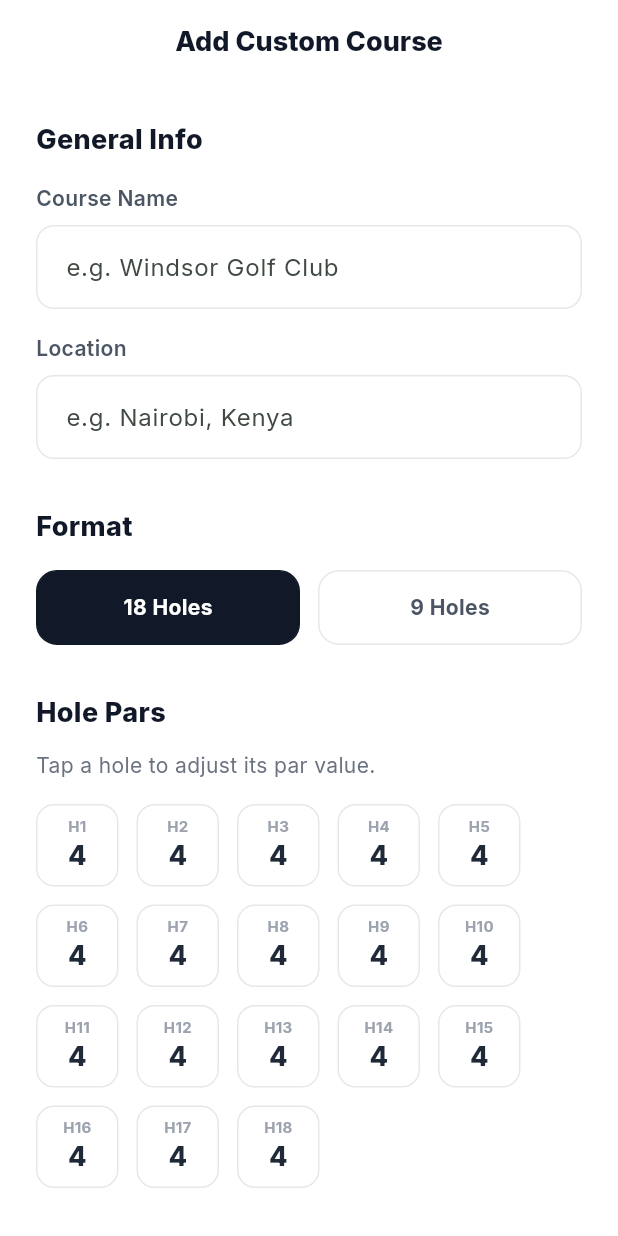
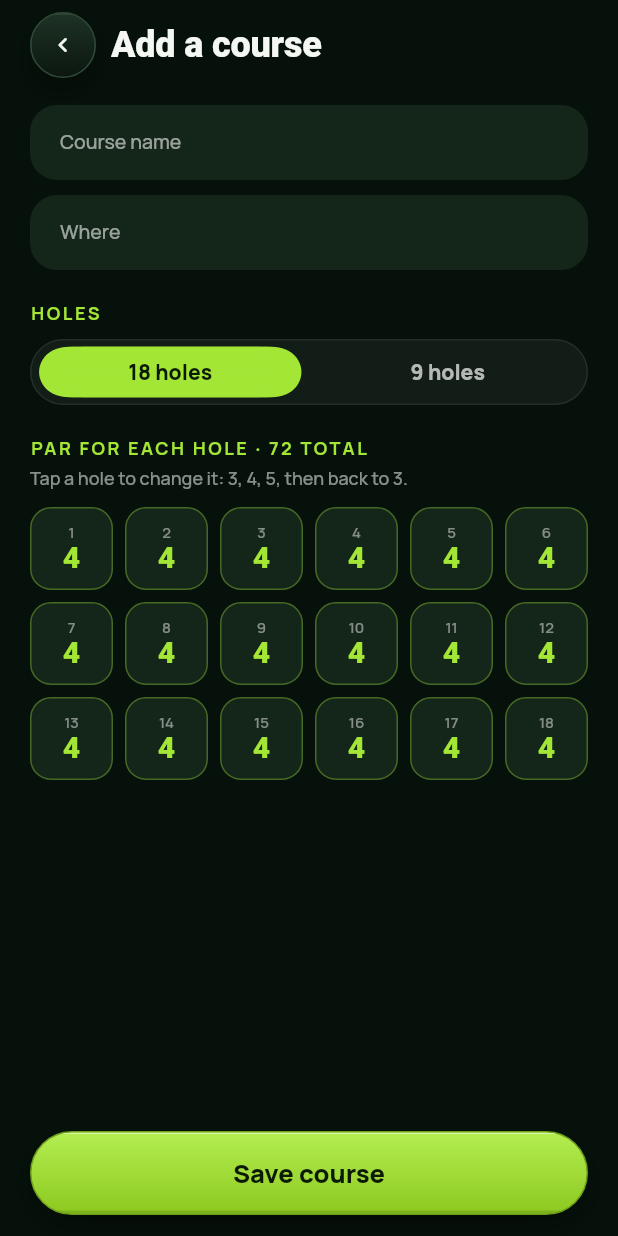
Before and after one commit to Asta39/scorecaddie-app, a Flutter app: the AddCourseScreen screen opened by its route, on a phone screen of 412 x 824 dp. Run offline on Flutter 3.47's test engine with Material 3 defaults, Android fonts, the phone set to English and light mode, and no system bars; our stand-ins replace connectivity_plus, drift, fl_chart, flutter_animate, flutter_dotenv, flutter_local_notifications and 17 more; missing offline and left inert: add_2_calendar, mobile_scanner, onesignal_flutter, pdfx, record; accounts and stored records are empty; generated files the repository leaves out were written again; network calls fail; Roboto replaces fonts that are missing (SourGummy).

Commit message:
feat(round): dark add-course screen; tap a hole to cycle its par
Co-Authored-By: Claude Opus 5.5 <noreply@anthropic.com>

```diff
--- a/lib/screens/scorecard/add_course_screen.dart
+++ b/lib/screens/scorecard/add_course_screen.dart
@@ -4,7 +4,10 @@ import 'package:flutter_riverpod/flutter_riverpod.dart';
 import 'package:go_router/go_router.dart';
 import 'package:uuid/uuid.dart';
 import 'package:drift/drift.dart' as drift;
-import '../../core/theme/app_theme.dart';
+import 'package:flutter/services.dart';
+import '../onboarding/ob_app.dart';
+import '../onboarding/ob_forms.dart';
+import '../onboarding/ob_style.dart';
 import '../../providers/app_providers.dart';
 import '../../core/database/database.dart';
 import '../../widgets/top_notification.dart';
@@ -102,198 +105,120 @@ class _AddCourseScreenState extends ConsumerState<AddCourseScreen> {
   }
 
   @override
+  @override
   Widget build(BuildContext context) {
+    final par = _holePars.fold(0, (a, b) => a + b);
     return Scaffold(
-      appBar: AppBar(
-        elevation: 0,
-        scrolledUnderElevation: 0,
-        title: const Text('Add Custom Course', style: TextStyle(fontWeight: FontWeight.w800)),
-        centerTitle: true,
-      ),
-      body: SingleChildScrollView(
-        padding: const EdgeInsets.all(24),
+      backgroundColor: Ob.bg,
+      body: DefaultTextStyle(
+        style: Ob.textBase,
+        child: SafeArea(
+          bottom: false,
           child: Form(
             key: _formKey,
-          child: Column(
-            crossAxisAlignment: CrossAxisAlignment.start,
+            child: Column(children: [
+              Expanded(
+                child: ListView(
+                  physics: const BouncingScrollPhysics(),
+                  padding: const EdgeInsets.fromLTRB(20, 8, 20, 24),
                   children: [
-              _buildSectionTitle('General Info'),
-              const SizedBox(height: 16),
-              _buildTextField(
+                    ObTopBar('Add a course', onBack: () => context.pop()),
+                    const SizedBox(height: 18),
+                    TextFormField(
                       controller: _nameController,
-                label: 'Course Name',
-                hint: 'e.g. Windsor Golf Club',
-                validator: (v) => v == null || v.isEmpty ? 'Please enter a name' : null,
+                      cursorColor: Ob.lime,
+                      textCapitalization: TextCapitalization.words,
+                      style: Ob.body(15, weight: FontWeight.w700),
+                      decoration: obInput('Course name', hint: 'Windsor Golf Club'),
+                      validator: (v) => v == null || v.trim().isEmpty ? 'Needs a name' : null,
                     ),
-              const SizedBox(height: 16),
-              _buildTextField(
+                    const SizedBox(height: 10),
+                    TextFormField(
                       controller: _locationController,
-                label: 'Location',
-                hint: 'e.g. Nairobi, Kenya',
+                      cursorColor: Ob.lime,
+                      textCapitalization: TextCapitalization.words,
+                      style: Ob.body(15, weight: FontWeight.w700),
+                      decoration: obInput('Where', hint: 'Nairobi'),
                     ),
-
-              const SizedBox(height: 32),
-              _buildSectionTitle('Format'),
-              const SizedBox(height: 16),
-              Row(
-                children: [
-                  Expanded(
-                    child: _SegmentButton(
-                      label: '18 Holes',
-                      isSelected: _totalHoles == 18,
-                      onTap: () => _updateHoleCount(18),
+                    const SizedBox(height: 20),
+                    const ObEyebrow('Holes'),
+                    const SizedBox(height: 10),
+                    ObGooSegmented<int>(options: const [(18, '18 holes'), (9, '9 holes')], selected: _totalHoles, onChanged: _updateHoleCount),
+                    const SizedBox(height: 20),
+                    ObEyebrow('Par for each hole · $par total'),
+                    const SizedBox(height: 4),
+                    Text('Tap a hole to change it: 3, 4, 5, then back to 3.', style: Ob.body(12, color: Ob.creamA(.55))),
+                    const SizedBox(height: 12),
+                    GridView.builder(
+                      shrinkWrap: true,
+                      physics: const NeverScrollableScrollPhysics(),
+                      gridDelegate: const SliverGridDelegateWithFixedCrossAxisCount(crossAxisCount: 6, mainAxisSpacing: 8, crossAxisSpacing: 8),
+                      itemCount: _totalHoles,
+                      itemBuilder: (_, i) {
+                        final p = _holePars[i];
+                        final c = p == 3 ? const Color(0xFF7DD3FC) : (p == 5 ? const Color(0xFFF5C531) : Ob.lime);
+                        return Semantics(
+                          button: true,
+                          label: 'Hole ${i + 1}, par $p',
+                          child: GestureDetector(
+                            onTap: () {
+                              HapticFeedback.selectionClick();
+                              setState(() => _holePars[i] = p >= 5 ? 3 : p + 1);
+                            },
+                            onLongPress: () => _showParPicker(i),
+                            child: Container(
+                              decoration: BoxDecoration(color: Ob.cardFill, borderRadius: BorderRadius.circular(14), border: Border.all(color: c.withValues(alpha: .35))),
+                              child: Column(mainAxisAlignment: MainAxisAlignment.center, children: [
+                                Text('${i + 1}', style: Ob.body(10, color: Ob.creamA(.5))),
+                                Text('$p', style: Ob.display(20, color: c, height: 1.1)),
+                              ]),
                             ),
                           ),
-                  const SizedBox(width: 12),
-                  Expanded(
-                    child: _SegmentButton(
-                      label: '9 Holes',
-                      isSelected: _totalHoles == 9,
-                      onTap: () => _updateHoleCount(9),
-                    ),
+                        );
+                      },
                     ),
                   ],
                 ),
-
-              const SizedBox(height: 32),
-              _buildSectionTitle('Hole Pars'),
-              const SizedBox(height: 12),
-              const Text('Tap a hole to adjust its par value.', style: TextStyle(color: AppColors.grey500)),
-              const SizedBox(height: 16),
-
-              Wrap(
-                spacing: 12,
-                runSpacing: 12,
-                children: List.generate(_totalHoles, (index) {
-                  return GestureDetector(
-                    onTap: () => _showParPicker(index),
-                    child: Container(
-                      width: 55,
-                      height: 55,
-                      decoration: BoxDecoration(
-                        color: AppColors.white,
-                        borderRadius: BorderRadius.circular(12),
-                        border: Border.all(color: AppColors.grey200),
               ),
-                      child: Column(
-                        mainAxisAlignment: MainAxisAlignment.center,
-                        children: [
-                          Text('H${index + 1}', style: const TextStyle(fontSize: 10, color: AppColors.grey400, fontWeight: FontWeight.bold)),
-                          Text('${_holePars[index]}', style: const TextStyle(fontSize: 18, fontWeight: FontWeight.w800, color: AppColors.grey800)),
-                        ],
+              Padding(
+                padding: EdgeInsets.fromLTRB(20, 10, 20, 14 + MediaQuery.of(context).padding.bottom),
+                child: SizedBox(
+                  width: double.infinity,
+                  child: ObButton(
+                    onPressed: _isSaving ? null : _saveCourse,
+                    child: Text(_isSaving ? 'Saving…' : 'Save course', style: Ob.label(17, weight: FontWeight.w800)),
                   ),
                 ),
-                  );
-                }),
               ),
-
-              const SizedBox(height: 48),
-              SizedBox(
-                width: double.infinity,
-                height: 56,
-                child: FilledButton(
-                  onPressed: _isSaving ? null : _saveCourse,
-                  style: FilledButton.styleFrom(
-                    backgroundColor: AppColors.emerald700,
-                    shape: RoundedRectangleBorder(borderRadius: BorderRadius.circular(16)),
-                  ),
-                  child: _isSaving
-                      ? const CircularProgressIndicator(color: AppColors.white)
-                      : const Text('Save Course', style: TextStyle(fontSize: 17, fontWeight: FontWeight.w700)),
-                ),
-              ),
-            ],
+            ]),
           ),
         ),
       ),
     );
   }
 
-  Widget _buildSectionTitle(String title) {
-    return Text(title, style: const TextStyle(fontSize: 18, fontWeight: FontWeight.w800, color: AppColors.grey900));
-  }
-
-  Widget _buildTextField({required TextEditingController controller, required String label, String? hint, String? Function(String?)? validator}) {
-    return Column(
-      crossAxisAlignment: CrossAxisAlignment.start,
-      children: [
-        Text(label, style: const TextStyle(fontSize: 14, fontWeight: FontWeight.w600, color: AppColors.grey600)),
-        const SizedBox(height: 8),
-        TextFormField(
-          controller: controller,
-          validator: validator,
-          decoration: InputDecoration(
-            hintText: hint,
-            filled: true,
-            fillColor: AppColors.white,
-            contentPadding: const EdgeInsets.symmetric(horizontal: 16, vertical: 16),
-            border: OutlineInputBorder(borderRadius: BorderRadius.circular(12), borderSide: const BorderSide(color: AppColors.grey200)),
-            enabledBorder: OutlineInputBorder(borderRadius: BorderRadius.circular(12), borderSide: const BorderSide(color: AppColors.grey200)),
-          ),
-        ),
-      ],
-    );
-  }
-
   void _showParPicker(int index) {
-    showModalBottomSheet(
-      context: context,
-      backgroundColor: AppColors.white,
-      shape: const RoundedRectangleBorder(borderRadius: BorderRadius.vertical(top: Radius.circular(24))),
-      builder: (ctx) => Padding(
-        padding: const EdgeInsets.all(24),
-        child: Column(
-          mainAxisSize: MainAxisSize.min,
-          children: [
-            Text('Hole ${index + 1} Par', style: const TextStyle(fontSize: 20, fontWeight: FontWeight.w800)),
-            const SizedBox(height: 24),
-            Row(
-              mainAxisAlignment: MainAxisAlignment.spaceEvenly,
-              children: [3, 4, 5, 6].map((p) => GestureDetector(
+    showObSheet(
+      context,
+      (ctx) => ObSheet(
+        title: 'Hole ${index + 1}',
+        child: Row(mainAxisAlignment: MainAxisAlignment.spaceEvenly, children: [
+          for (final p in const [3, 4, 5, 6])
+            GestureDetector(
               onTap: () {
                 setState(() => _holePars[index] = p);
                 Navigator.pop(ctx);
               },
               child: Container(
-                  width: 60,
-                  height: 60,
-                  decoration: BoxDecoration(
-                    color: _holePars[index] == p ? AppColors.emerald700 : AppColors.grey100,
-                    shape: BoxShape.circle,
+                width: 62,
+                height: 62,
+                alignment: Alignment.center,
+                decoration: BoxDecoration(color: _holePars[index] == p ? Ob.lime : Ob.cardFill, shape: BoxShape.circle),
+                child: Text('$p', style: Ob.display(26, color: _holePars[index] == p ? Ob.ink : Ob.cream)),
               ),
-                  alignment: Alignment.center,
-                  child: Text('$p', style: TextStyle(fontSize: 24, fontWeight: FontWeight.bold, color: _holePars[index] == p ? AppColors.white : AppColors.grey800)),
             ),
-              )).toList(),
-            ),
-            const SizedBox(height: 24),
-          ],
-        ),
+        ]),
       ),
     );
   }
 }
-
-class _SegmentButton extends StatelessWidget {
-  final String label;
-  final bool isSelected;
-  final VoidCallback onTap;
-  const _SegmentButton({required this.label, required this.isSelected, required this.onTap});
-
-  @override
-  Widget build(BuildContext context) {
-    return GestureDetector(
-      onTap: onTap,
-      child: Container(
-        padding: const EdgeInsets.symmetric(vertical: 14),
-        decoration: BoxDecoration(
-          color: isSelected ? AppColors.grey900 : AppColors.white,
-          borderRadius: BorderRadius.circular(14),
-          border: Border.all(color: isSelected ? AppColors.grey900 : AppColors.grey200),
-        ),
-        alignment: Alignment.center,
-        child: Text(label, style: TextStyle(color: isSelected ? AppColors.white : AppColors.grey600, fontWeight: FontWeight.w700)),
-      ),
-    );
-  }
-}
```
Lines whose indentation alone changed are shown as unchanged.
